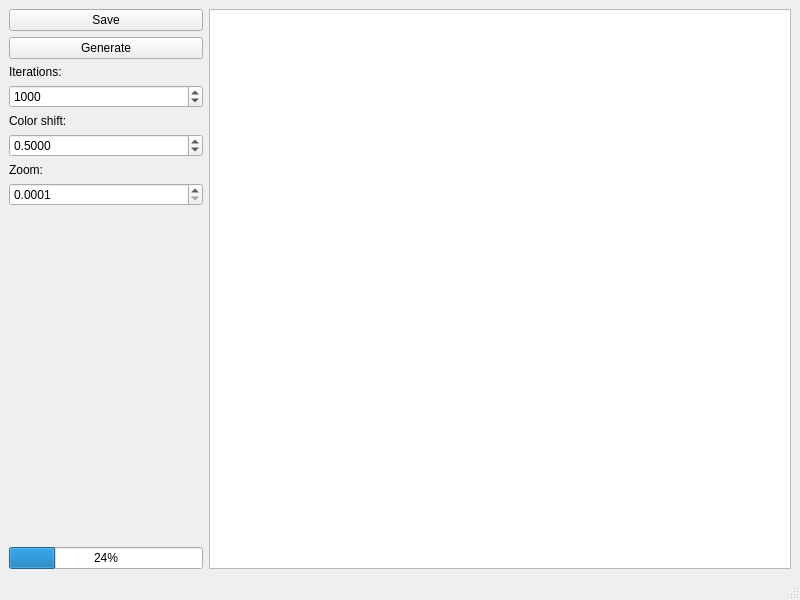
This is front.ui in KeyboardWarriorPL/FractalCPP as Qt 5 draws it before an edit. The edited form follows.
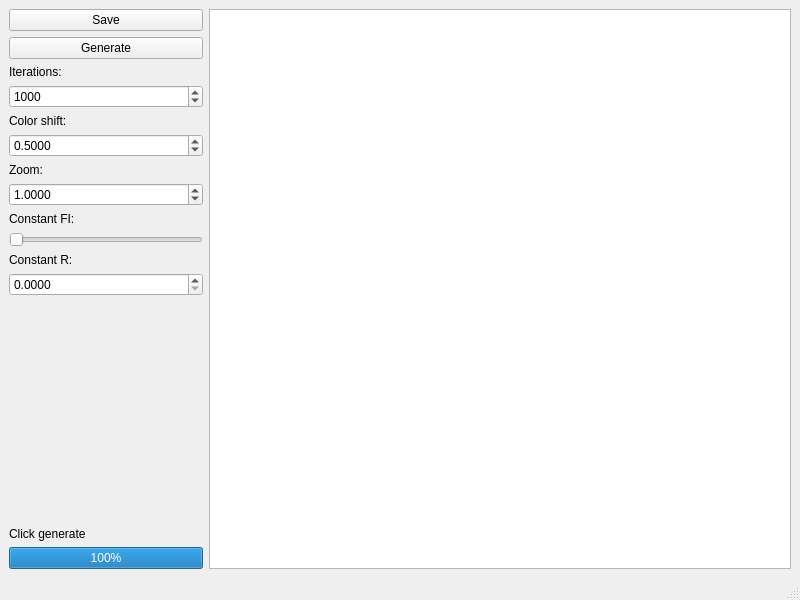
This is the edited form.

What changed in the file:
```diff
--- a/front.ui
+++ b/front.ui
@@ -20,6 +20,13 @@
       <property name="sizeConstraint">
        <enum>QLayout::SetDefaultConstraint</enum>
       </property>
+      <item row="8" column="0">
+       <widget class="QLabel" name="label_4">
+        <property name="text">
+         <string>Constant FI:</string>
+        </property>
+       </widget>
+      </item>
       <item row="5" column="0">
        <widget class="QDoubleSpinBox" name="colorSpin">
         <property name="decimals">
@@ -47,6 +54,12 @@
         <property name="maximum">
          <double>1000.000000000000000</double>
         </property>
+        <property name="singleStep">
+         <double>0.100000000000000</double>
+        </property>
+        <property name="value">
+         <double>1.000000000000000</double>
+        </property>
        </widget>
       </item>
       <item row="4" column="0">
@@ -63,7 +76,7 @@
         </property>
        </widget>
       </item>
-      <item row="8" column="0">
+      <item row="12" column="0">
        <spacer name="verticalSpacer">
         <property name="orientation">
          <enum>Qt::Vertical</enum>
@@ -79,10 +92,10 @@
         </property>
        </spacer>
       </item>
-      <item row="9" column="0">
+      <item row="14" column="0">
        <widget class="QProgressBar" name="progressBar">
         <property name="value">
-         <number>24</number>
+         <number>100</number>
         </property>
        </widget>
       </item>
@@ -100,7 +113,7 @@
         </property>
        </widget>
       </item>
-      <item row="0" column="1" rowspan="10" colspan="2">
+      <item row="0" column="1" rowspan="15" colspan="2">
        <widget class="QGraphicsView" name="graphicsView"/>
       </item>
       <item row="2" column="0">
@@ -123,6 +136,40 @@
         </property>
        </widget>
       </item>
+      <item row="9" column="0">
+       <widget class="QSlider" name="fiSlider">
+        <property name="maximum">
+         <number>1000</number>
+        </property>
+        <property name="orientation">
+         <enum>Qt::Horizontal</enum>
+        </property>
+       </widget>
+      </item>
+      <item row="10" column="0">
+       <widget class="QLabel" name="label_5">
+        <property name="text">
+         <string>Constant R:</string>
+        </property>
+       </widget>
+      </item>
+      <item row="11" column="0">
+       <widget class="QDoubleSpinBox" name="rSpin">
+        <property name="decimals">
+         <number>4</number>
+        </property>
+        <property name="maximum">
+         <double>100.000000000000000</double>
+        </property>
+       </widget>
+      </item>
+      <item row="13" column="0">
+       <widget class="QLabel" name="infoLabel">
+        <property name="text">
+         <string>Click generate</string>
+        </property>
+       </widget>
+      </item>
      </layout>
     </item>
    </layout>
```
